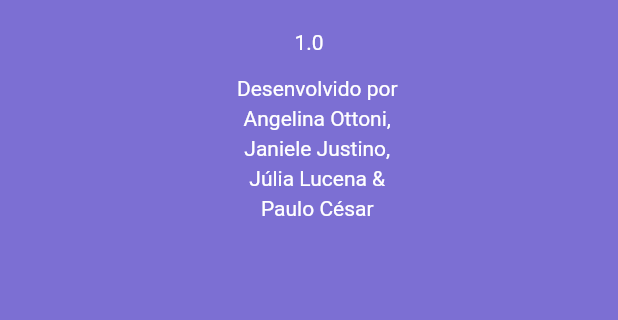
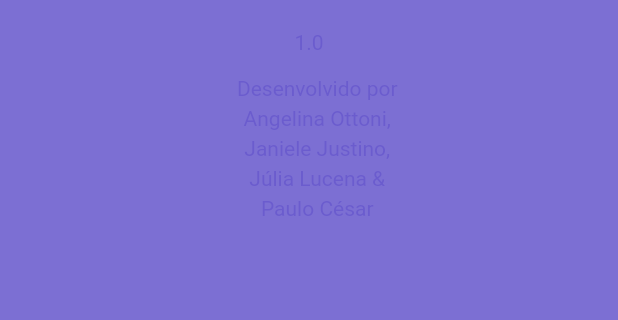
Before and after one commit to proz-tecnologia/PIT03GP06, a Flutter app: the SobreApp screen opened by its route, on a phone screen of 412 x 824 dp, the part 357-677 px from its top. Run offline on Flutter 3.47's test engine with Material 2 defaults, Android fonts, the phone set to English and light mode, and no system bars; our stand-ins replace brasil_fields, cloud_firestore, currency_text_input_formatter, firebase_auth, firebase_core, fl_chart and 3 more; accounts and stored records are empty; Roboto replaces fonts that are missing (Karma).

Commit message:
dark mode implemented

```diff
--- a/lib/src/view/sobreapp/pages/sobreapp.dart
+++ b/lib/src/view/sobreapp/pages/sobreapp.dart
@@ -1,5 +1,7 @@
+import 'package:ctrl_real/src/controllers/themes/darmodcontroller.dart';
 import 'package:flutter/material.dart';
 import 'package:google_fonts/google_fonts.dart';
+import 'package:ctrl_real/src/util/darkfunction.dart';
 
 class SobreApp extends StatelessWidget {
   const SobreApp({super.key});
@@ -15,7 +17,7 @@ class SobreApp extends StatelessWidget {
         body: Container(
           padding: const EdgeInsets.only(top: 24),
           width: double.infinity,
-          color: const Color.fromARGB(220, 104, 89, 205),
+          color: darkFunctionWidgets(),
           child: Column(
             crossAxisAlignment: CrossAxisAlignment.center,
             children: [
@@ -34,7 +36,7 @@ class SobreApp extends StatelessWidget {
                     fontSize:  14,
                     fontWeight:  FontWeight.w400,
                     height:  1.4525,
-                    color:  const Color(0xffffffff)
+                    color:  darkFunctionTexts()
                   ),
                 ),
               ),
@@ -50,7 +52,7 @@ class SobreApp extends StatelessWidget {
                     fontSize: 14,
                     fontWeight: FontWeight.w400,
                     height: 1.4525,
-                    color: const Color(0xffffffff),
+                    color: darkFunctionTexts(),
                   ),
                 ),
               ),
```
